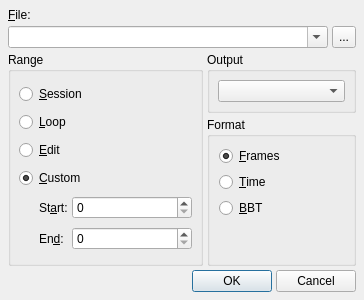
Above: src/qtractorExportForm.ui from rncbc/qtractor before the change. Below: the same form after it.
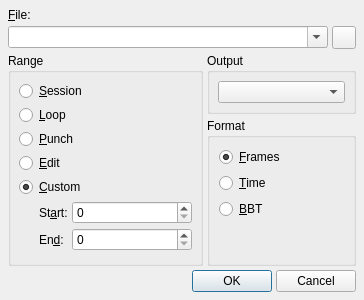
That is the form after the change. Icons and pictures are not drawn. Custom widgets are drawn as their Qt base class.

Commit message:
- Export tracks dialog has new punch in/out range option.
- Somehow realized that looping and punch-recording are two
  mutually exclusive states, at least until loop recording
  (ie. takes) gets real.

The edit to the form file:
```diff
--- a/src/qtractorExportForm.ui
+++ b/src/qtractorExportForm.ui
@@ -99,9 +99,6 @@
        <property name="toolTip" >
         <string>Browse export file name</string>
        </property>
-       <property name="text" >
-        <string>...</string>
-       </property>
       </widget>
      </item>
     </layout>
@@ -145,6 +142,19 @@
        </widget>
       </item>
       <item row="2" column="0" colspan="3" >
+       <widget class="QRadioButton" name="PunchRangeRadioButton" >
+        <property name="toolTip" >
+         <string>Punch range</string>
+        </property>
+        <property name="text" >
+         <string>&amp;Punch</string>
+        </property>
+        <property name="checked" >
+         <bool>false</bool>
+        </property>
+       </widget>
+      </item>
+      <item row="3" column="0" colspan="3" >
        <widget class="QRadioButton" name="EditRangeRadioButton" >
         <property name="toolTip" >
          <string>Edit range</string>
@@ -157,7 +167,7 @@
         </property>
        </widget>
       </item>
-      <item row="3" column="0" colspan="3" >
+      <item row="4" column="0" colspan="3" >
        <widget class="QRadioButton" name="CustomRangeRadioButton" >
         <property name="toolTip" >
          <string>Custom range</string>
@@ -170,7 +180,7 @@
         </property>
        </widget>
       </item>
-      <item rowspan="2" row="4" column="0" >
+      <item rowspan="2" row="5" column="0" >
        <spacer>
         <property name="orientation" >
          <enum>Qt::Horizontal</enum>
@@ -186,7 +196,7 @@
         </property>
        </spacer>
       </item>
-      <item row="4" column="1" >
+      <item row="5" column="1" >
        <widget class="QLabel" name="ExportStartTextLLabel" >
         <property name="text" >
          <string>St&amp;art:</string>
@@ -196,7 +206,7 @@
         </property>
        </widget>
       </item>
-      <item row="4" column="2" >
+      <item row="5" column="2" >
        <widget class="qtractorSpinBox" name="ExportStartSpinBox" >
         <property name="minimumSize" >
          <size>
@@ -209,7 +219,7 @@
         </property>
        </widget>
       </item>
-      <item row="5" column="1" >
+      <item row="6" column="1" >
        <widget class="QLabel" name="ExportEndTextLLabel" >
         <property name="text" >
          <string>En&amp;d:</string>
@@ -219,7 +229,7 @@
         </property>
        </widget>
       </item>
-      <item row="5" column="2" >
+      <item row="6" column="2" >
        <widget class="qtractorSpinBox" name="ExportEndSpinBox" >
         <property name="minimumSize" >
          <size>
```
Left out of the diff: 4 changed lines with no effect on the pictures. The commit also changes 7 other files.
